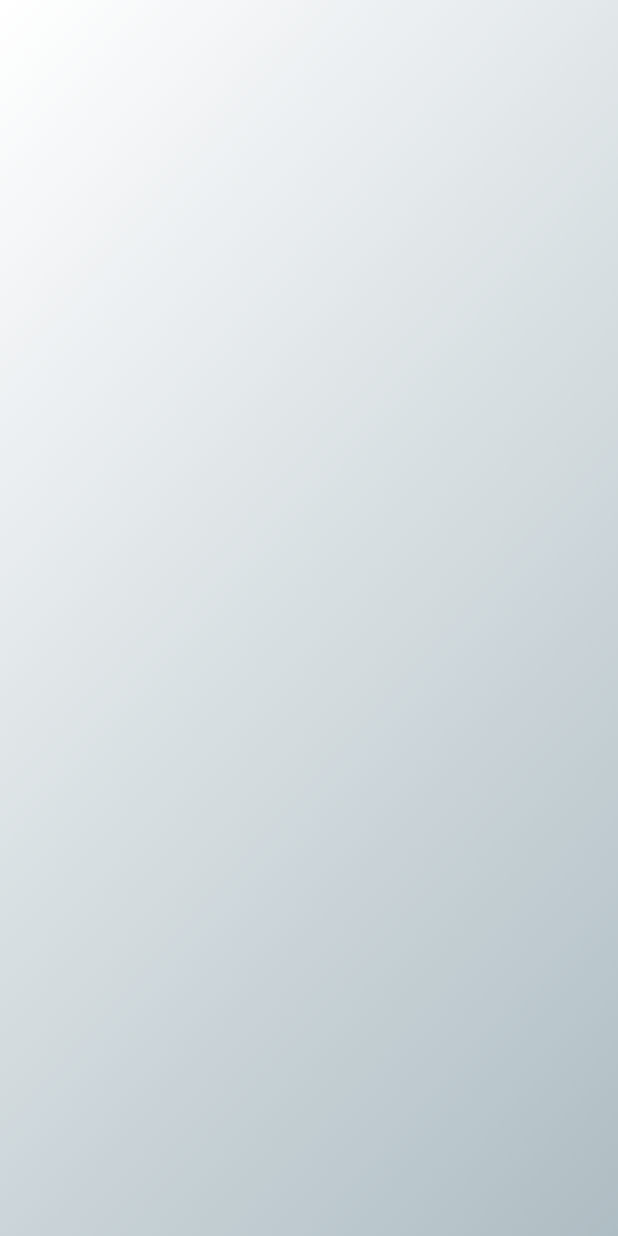
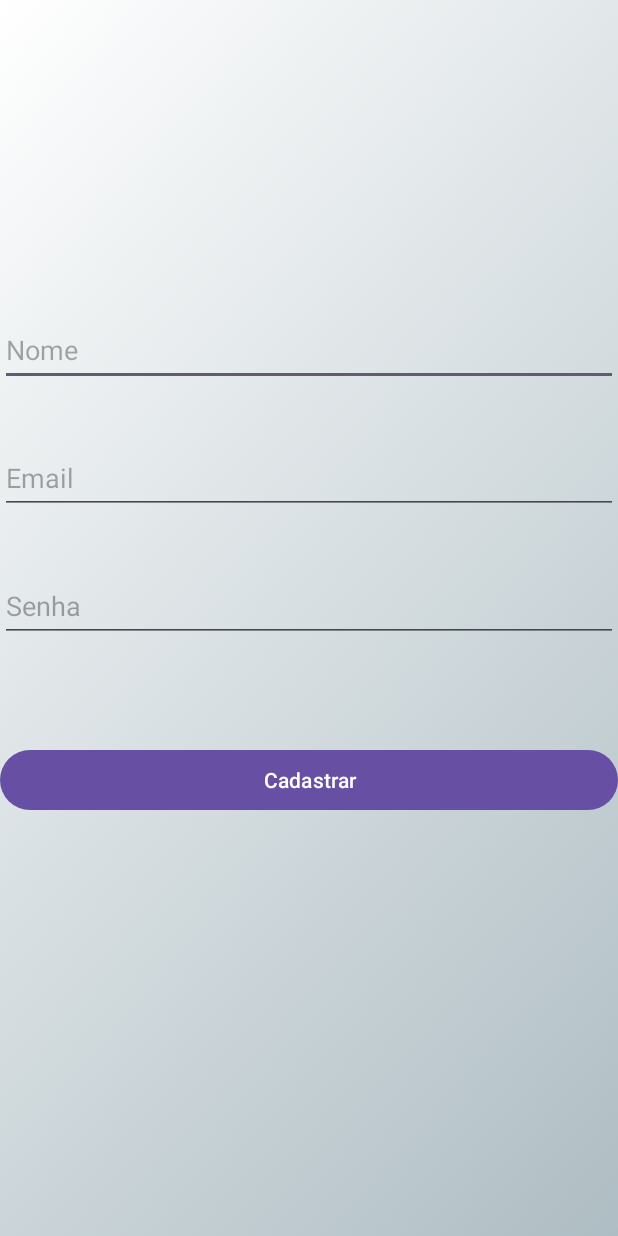
Before and after one commit to senacrs-emti/2025-3MA-cidadeconectada-G11, an Android app: the Cadastro screen opened directly, with no data from a screen before it, on a phone screen of 412 x 824 dp. Run offline under Robolectric (Android 15) with nearby library versions, the phone set to English and light mode, and no system bars; Roboto replaces fonts that are not available here.

Commit message:
criando páginas de login e cadastro

```diff
--- a/app/build.gradle
+++ b/app/build.gradle
@@ -4,12 +4,12 @@ plugins {
 
 android {
     namespace 'com.example.acompanhatche'
-    compileSdk 35
+    compileSdk 36
 
     defaultConfig {
         applicationId "com.example.acompanhatche"
         minSdk 24
-        targetSdk 35
+        targetSdk 36
         versionCode 1
         versionName "1.0"
 
--- a/app/src/main/AndroidManifest.xml
+++ b/app/src/main/AndroidManifest.xml
@@ -19,13 +19,13 @@
             android:name=".Cadastro"
             android:exported="false" />
         <activity
-            android:name=".Login"
+            android:name=".MainActivity"
             android:exported="false" />
         <activity
             android:name=".Home"
             android:exported="false" />
         <activity
-            android:name=".MainActivity"
+            android:name=".Login"
             android:exported="true">
             <intent-filter>
                 <action android:name="android.intent.action.MAIN" />
--- /dev/null
+++ b/app/src/main/res/drawable/container_components.xml
@@ -0,0 +1,5 @@
+<?xml version="1.0" encoding="utf-8"?>
+<shape xmlns:android="http://schemas.android.com/apk/res/android">
+    <solid android:color="@color/white"/>
+    <corners android:radius="20dp"/>
+</shape>
--- /dev/null
+++ b/app/src/main/res/drawable/ic_email.xml
@@ -0,0 +1,5 @@
+<vector xmlns:android="http://schemas.android.com/apk/res/android" android:height="24dp" android:tint="#000000" android:viewportHeight="24" android:viewportWidth="24" android:width="24dp">
+
+    <path android:fillColor="@android:color/white" android:pathData="M20,4L4,4c-1.1,0 -1.99,0.9 -1.99,2L2,18c0,1.1 0.9,2 2,2h16c1.1,0 2,-0.9 2,-2L22,6c0,-1.1 -0.9,-2 -2,-2zM20,8l-8,5 -8,-5L4,6l8,5 8,-5v2z"/>
+
+</vector>
--- a/app/src/main/res/layout/activity_cadastro.xml
+++ b/app/src/main/res/layout/activity_cadastro.xml
@@ -5,7 +5,54 @@
     android:id="@+id/main"
     android:layout_width="match_parent"
     android:layout_height="match_parent"
+    android:padding="16dp"
     android:background="@drawable/backgrounextra"
     tools:context=".Cadastro">
 
+    <EditText
+        android:id="@+id/edit_text_nome"
+        android:layout_width="match_parent"
+        android:layout_height="48dp"
+        android:hint="Nome"
+        android:inputType="textPersonName"
+        app:layout_constraintBottom_toTopOf="@+id/edit_text_senha"
+        app:layout_constraintEnd_toEndOf="parent"
+        app:layout_constraintStart_toStartOf="parent"
+        app:layout_constraintTop_toTopOf="parent"
+        app:layout_constraintVertical_bias="0.631" />
+
+    <EditText
+        android:id="@+id/edit_text_email"
+        android:layout_width="match_parent"
+        android:layout_height="48dp"
+        android:hint="Email"
+        android:inputType="textEmailAddress"
+        app:layout_constraintBottom_toTopOf="@+id/edit_text_senha"
+        app:layout_constraintEnd_toEndOf="parent"
+        app:layout_constraintStart_toStartOf="parent"
+        app:layout_constraintTop_toBottomOf="@+id/edit_text_nome" />
+
+    <EditText
+        android:id="@+id/edit_text_senha"
+        android:layout_width="match_parent"
+        android:layout_height="48dp"
+        android:layout_marginBottom="68dp"
+        android:hint="Senha"
+        android:inputType="textPassword"
+        app:layout_constraintBottom_toTopOf="@+id/button_cadastrar"
+        app:layout_constraintEnd_toEndOf="parent"
+        app:layout_constraintStart_toStartOf="parent" />
+
+    <Button
+        android:id="@+id/button_cadastrar"
+        android:layout_width="match_parent"
+        android:layout_height="48dp"
+        android:text="Cadastrar"
+        app:layout_constraintBottom_toBottomOf="parent"
+        app:layout_constraintEnd_toEndOf="parent"
+        app:layout_constraintHorizontal_bias="0.0"
+        app:layout_constraintStart_toStartOf="parent"
+        app:layout_constraintTop_toTopOf="parent"
+        app:layout_constraintVertical_bias="0.639" />
+
 </androidx.constraintlayout.widget.ConstraintLayout>
```
Also changed, not shown: app/src/main/java/com/example/acompanhatche/Usuario.java (added, +19 -0 lines), app/src/main/res/drawable/edit_text.xml (added, +8 -0 lines), app/src/main/res/layout/activity_login.xml (+14 -0 lines), app/src/main/res/values/styles.xml (added, +20 -0 lines).
